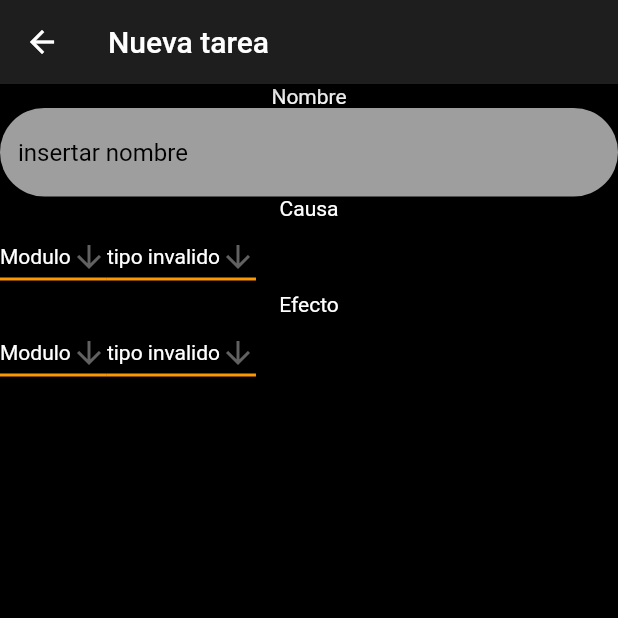
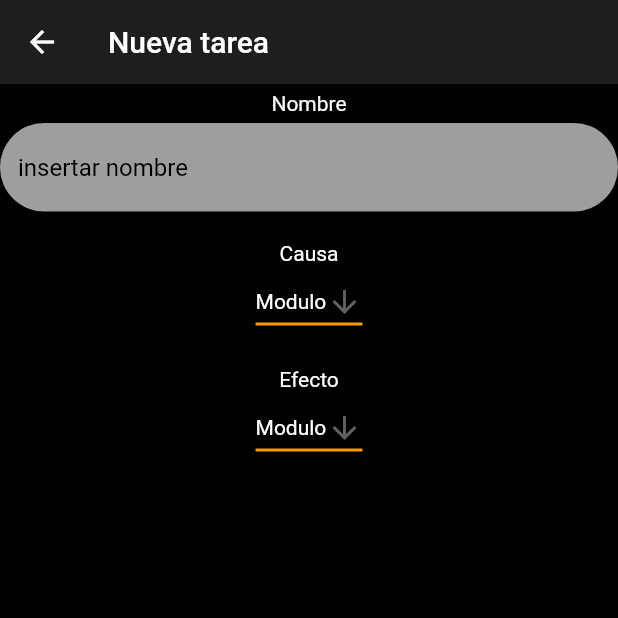
Before and after one commit to alanclerici/P_Final_AppFlutter, a Flutter app: the screen it shows after launch, item 2 of the bottom bar chosen, after a tap on the "add" icon, on a phone screen of 412 x 824 dp, the top half of it. Run offline on Flutter 3.47's test engine with Material 2 defaults, Android fonts, the phone set to English and light mode, and no system bars; missing offline and left inert: mqtt_client.

Commit message:
Correccion de errores en la ventana grafica de new task

```diff
--- a/lib/mqtt/state/MQTTAppState.dart
+++ b/lib/mqtt/state/MQTTAppState.dart
@@ -45,16 +45,13 @@ class MQTTAppState with ChangeNotifier {
 
   /////////////////////////////////////////////////////////////
   ///
+  ///           estado new tarea
   ///
   ///
-  ///
-  ///
-  ///
-  ///
-  ///
-  ///
-  ///
+  /////////////////////////////////////////////////////////////
+
   //-------------------------------------listas de estado actual
+
   List<String> listModulos = ['Modulo', 'Tiempo'];
 
   //borro modulos activos (data que llega de mqtt)
@@ -71,7 +68,7 @@ class MQTTAppState with ChangeNotifier {
   String _moduloCausa = '',
       _varCausa = '',
       _tipoCausa = '',
-      _valorCausa = '',
+      _valorCausa = '20',
       _moduloEfecto = '',
       _tipoEfecto = '',
       _nombre = '';
@@ -115,6 +112,9 @@ class MQTTAppState with ChangeNotifier {
   //---get
   String get getModuloCausa => _moduloCausa;
   String get getModuloEfecto => _moduloEfecto;
+  String get getValorCausa => _valorCausa;
+
+  String get getVarCausa => _varCausa;
 
   List<String> getAll() {
     return [
--- a/lib/nuevatarea.dart
+++ b/lib/nuevatarea.dart
@@ -15,7 +15,6 @@ class NuevaTarea extends StatelessWidget {
   @override
   Widget build(BuildContext context) {
     final appState = Provider.of<MQTTAppState>(context);
-    // final appState = Provider.of<MQTTAppState>(context);
     appState.resetModulo();
     if (appState.getReceivedStatus.isNotEmpty) {
       for (var i in jsonDecode(appState.getReceivedStatus)) {
@@ -32,13 +31,27 @@ class NuevaTarea extends StatelessWidget {
       ),
       body: Column(
         children: [
-          Text('Nombre', style: TextStyle(color: Colors.white)),
-          InputText(),
-          Text('Causa', style: TextStyle(color: Colors.white)),
-          RowCausa(),
-          appState.getModuloCausa.contains('S') ? SliderInput() : Container(),
-          Text('Efecto', style: TextStyle(color: Colors.white)),
-          RowEfecto(),
+          Container(
+              margin: EdgeInsets.only(top: 5),
+              child:
+                  const Text('Nombre', style: TextStyle(color: Colors.white))),
+          Container(
+            margin: EdgeInsets.only(top: 5),
+            child: const InputText(),
+          ),
+          Container(
+              margin: EdgeInsets.only(top: 20),
+              child:
+                  const Text('Causa', style: TextStyle(color: Colors.white))),
+          const RowCausa(),
+          appState.getModuloCausa.contains('S')
+              ? const SliderInput()
+              : Container(),
+          Container(
+              margin: EdgeInsets.only(top: 20),
+              child:
+                  const Text('Efecto', style: TextStyle(color: Colors.white))),
+          const RowEfecto(),
         ],
       ),
     );
@@ -57,11 +70,13 @@ class DropButton extends StatefulWidget {
 class _DropButtonState extends State<DropButton> {
   late String dropdownValue;
   late List<String> list;
+  bool aux = true;
 
   @override
-  Widget build(BuildContext context) {
+  void didChangeDependencies() {
+    super.didChangeDependencies();
     final estado = Provider.of<MQTTAppState>(context);
-    ////
+
     switch (widget.tipo) {
       case 'moduloCausa':
         list = estado.getListModulos();
@@ -82,9 +97,61 @@ class _DropButtonState extends State<DropButton> {
         list = ['no valido'];
         break;
     }
-    dropdownValue = list.first;
+  }
 
-    ///
+  @override
+  void initState() {
+    super.initState();
+  }
+
+  @override
+  Widget build(BuildContext context) {
+    final estado = Provider.of<MQTTAppState>(context);
+
+    switch (widget.tipo) {
+      case 'moduloCausa':
+        list = estado.getListModulos();
+        break;
+      case 'varCausa':
+        list = estado.getListVarCausa();
+        break;
+      case 'tipoCausa':
+        list = estado.getListTipoCausa();
+        break;
+      case 'moduloEfecto':
+        list = estado.getListModulos();
+        break;
+      case 'tipoEfecto':
+        list = estado.getListTipoEfecto();
+        break;
+      default:
+        list = ['no valido'];
+        break;
+    }
+    if (aux) {
+      dropdownValue = list.first;
+      // switch (widget.tipo) {
+      //   case 'moduloCausa':
+      //     estado.setmoduloCausa(dropdownValue);
+      //     break;
+      //   case 'varCausa':
+      //     estado.setvarCausa(dropdownValue);
+      //     break;
+      //   case 'tipoCausa':
+      //     estado.settipoCausa(dropdownValue);
+      //     break;
+      //   case 'moduloEfecto':
+      //     estado.setmoduloEfecto(dropdownValue);
+      //     break;
+      //   case 'tipoEfecto':
+      //     estado.settipoEfecto(dropdownValue);
+      //     break;
+      //   default:
+      //     break;
+      // }
+      aux = false;
+    }
+
     return DropdownButton<String>(
       value: dropdownValue,
       icon: const Icon(Icons.arrow_downward),
@@ -193,13 +260,48 @@ class RowCausa extends StatelessWidget {
   Widget build(BuildContext context) {
     final estado = Provider.of<MQTTAppState>(context);
     return Row(
+      mainAxisAlignment: MainAxisAlignment.spaceAround,
       children: [
-        DropButton('moduloCausa'),
-        DropButton('varCausa'),
-        estado.getModuloCausa.contains('S')
-            ? DropButton('tipoCausa')
-            : Container(),
+        const DropButton('moduloCausa'),
+        if (estado.getModuloCausa.contains('S') ||
+            estado.getModuloCausa.contains('T')) ...[
+          const DropButton('varCausa')
+        ],
+        if (estado.getModuloCausa.contains('S')) ...[
+          const DropButton('tipoCausa')
+        ],
+        if (estado.getModuloCausa.contains('S')) ...[
+          Container(
+            child: TextValorCausa(),
+          )
+        ],
       ],
+    );
+  }
+}
+
+class TextValorCausa extends StatelessWidget {
+  const TextValorCausa({super.key});
+
+  @override
+  Widget build(BuildContext context) {
+    final estado = Provider.of<MQTTAppState>(context);
+    String simbolo;
+    switch (estado.getVarCausa) {
+      case 'Hum.':
+        simbolo = '%';
+        break;
+      case 'Pres.':
+        simbolo = 'HPa';
+        break;
+      default:
+        simbolo = '°C';
+        break;
+    }
+    return Text(
+      maxLines: 5,
+      '${estado.getValorCausa}$simbolo',
+      style: const TextStyle(color: Colors.white, fontSize: 16),
     );
   }
 }
@@ -209,10 +311,12 @@ class RowEfecto extends StatelessWidget {
 
   @override
   Widget build(BuildContext context) {
+    final estado = Provider.of<MQTTAppState>(context);
     return Row(
+      mainAxisAlignment: MainAxisAlignment.spaceAround,
       children: [
         DropButton('moduloEfecto'),
-        DropButton('tipoEfecto'),
+        if (estado.getModuloEfecto.contains('R')) ...[DropButton('tipoEfecto')],
       ],
     );
   }
@@ -227,19 +331,39 @@ class SliderInput extends StatefulWidget {
 
 class _SliderInputState extends State<SliderInput> {
   double _currentSliderValue = 20;
+  late double min, max;
+  late int divisions;
   @override
   Widget build(BuildContext context) {
     final estado = Provider.of<MQTTAppState>(context);
+    switch (estado.getVarCausa) {
+      case 'Hum.':
+        min = 20;
+        max = 80;
+        divisions = 60;
+        _currentSliderValue = 50;
+        break;
+      case 'Pres.':
+        min = -10;
+        max = 50;
+        divisions = 60;
+        break;
+      default:
+        min = -10;
+        max = 50;
+        divisions = 60;
+        break;
+    }
     return Slider(
       value: _currentSliderValue,
-      max: 50,
-      min: -10,
-      divisions: 60,
+      max: max,
+      min: min,
+      divisions: divisions,
       label: _currentSliderValue.round().toString(),
       onChanged: (double value) {
         setState(() {
           _currentSliderValue = value;
-          estado.setvalorCausa(_currentSliderValue.toString());
+          estado.setvalorCausa(_currentSliderValue.round().toString());
         });
       },
     );
```
Also changed, not shown: lib/viejanuevatarea.dart (deleted, +0 -325 lines).
